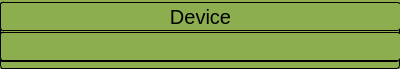
This is device.ui in aadshalshihry/LastRackDemo as Qt 5 draws it before an edit. The edited form follows.
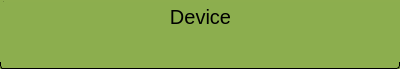
This is the edited form.

Commit message: vm rendering and device disconnecting more fluid

```diff
--- a/device.ui
+++ b/device.ui
@@ -74,7 +74,14 @@
     </font>
    </property>
    <property name="styleSheet">
-    <string notr="true">[devState=&quot;1&quot;]
+    <string notr="true">QLabel
+{
+background:#8CAE4E;
+padding: 0px;
+border: 0px;
+border-radius: 0px;
+}
+[devState=&quot;1&quot;]
 {
 /*operational*/
 background:#8CAE4E;
@@ -112,7 +119,6 @@
 padding: 0px;
 border: 0px;
 border-radius: 0px;
-
 }</string>
    </property>
    <property name="text">
@@ -147,7 +153,14 @@
     </size>
    </property>
    <property name="styleSheet">
-    <string notr="true">[devState=&quot;1&quot;]
+    <string notr="true">QWidget
+{
+background:#8CAE4E;
+margin: 0px;
+border-radius: 0px;
+border: 0px;
+}
+[devState=&quot;1&quot;]
 {
 /*operational*/
 background:#8CAE4E;
```
The commit also changes 3 other files.
